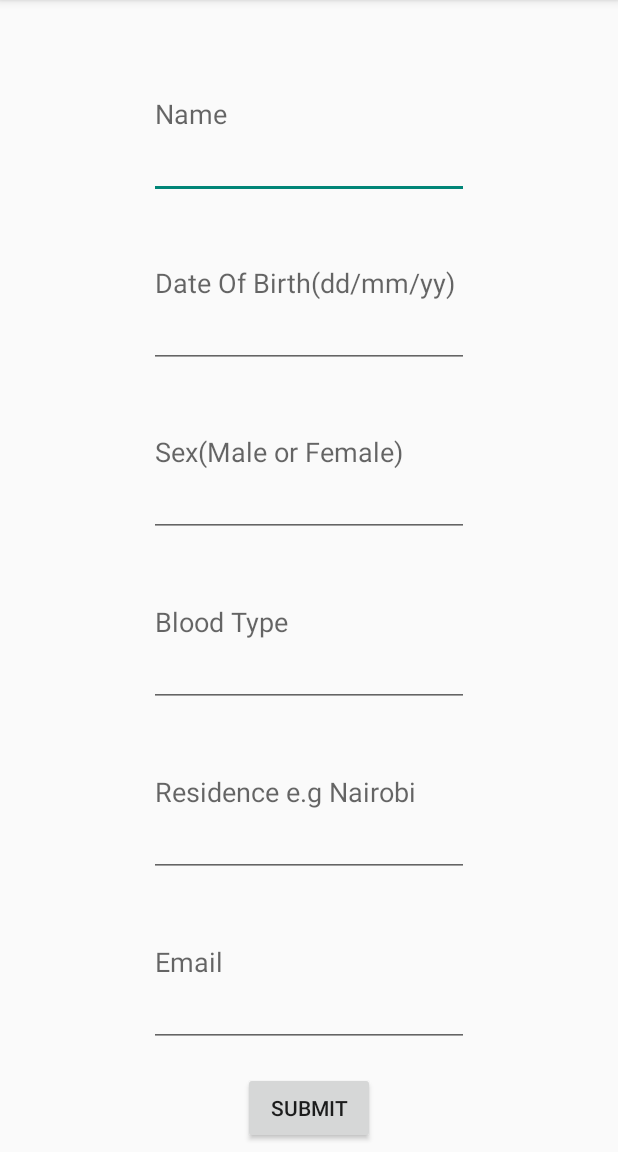
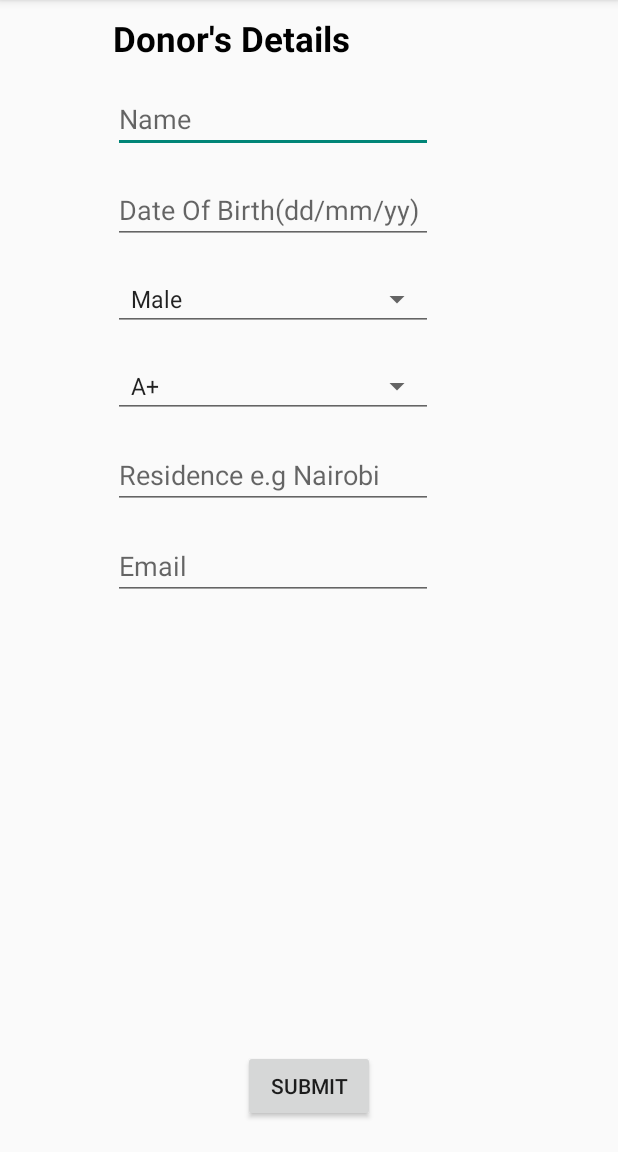
Before and after one commit to Collins33/shaRED, an Android app: the ProfileActivity screen opened directly, with no data from a screen before it, on a phone screen of 412 x 824 dp, the part 84-1236 px from its top. Run offline under Robolectric (Android 15) with nearby library versions, the phone set to English and light mode, and no system bars; our stand-ins replace ButterKnife, Firebase (no records; nobody signed in at launch, a user with empty details on screens opened directly).

Commit message:
I have added the spinners

```diff
--- a/app/src/main/AndroidManifest.xml
+++ b/app/src/main/AndroidManifest.xml
@@ -15,10 +15,10 @@
         <activity android:name=".SigninActivity" />
         <activity android:name=".ProfileActivity" />
         <activity android:name=".DashboardActivity" />
-        <activity android:name=".Appointment_activity" />
+        <activity android:name=".AppointmentActivity" />
         <activity android:name=".HospitalsActivity" />
-        <activity android:name=".Request_activity" />
-        <activity android:name=".Notification_activity" />
+        <activity android:name=".RequestActivity" />
+        <activity android:name=".NotificationActivity" />
         <activity android:name=".MapActivity" />
         <activity android:name=".SignupActivity">
             <intent-filter>
--- a/app/src/main/java/com/example/root/shared/Request_activity.java
+++ b/app/src/main/java/com/example/root/shared/AppointmentActivity.java
@@ -3,11 +3,11 @@ package com.example.root.shared;
 import android.support.v7.app.AppCompatActivity;
 import android.os.Bundle;
 
-public class Request_activity extends AppCompatActivity {
+public class AppointmentActivity extends AppCompatActivity {
 
     @Override
     protected void onCreate(Bundle savedInstanceState) {
         super.onCreate(savedInstanceState);
-        setContentView(R.layout.activity_request_activity);
+        setContentView(R.layout.activity_appointment_activity);
     }
 }
--- a/app/src/main/java/com/example/root/shared/Notification_activity.java
+++ b/app/src/main/java/com/example/root/shared/NotificationActivity.java
@@ -3,7 +3,7 @@ package com.example.root.shared;
 import android.support.v7.app.AppCompatActivity;
 import android.os.Bundle;
 
-public class Notification_activity extends AppCompatActivity {
+public class NotificationActivity extends AppCompatActivity {
 
     @Override
     protected void onCreate(Bundle savedInstanceState) {
--- a/app/src/main/java/com/example/root/shared/ProfileActivity.java
+++ b/app/src/main/java/com/example/root/shared/ProfileActivity.java
@@ -3,25 +3,37 @@ package com.example.root.shared;
 import android.content.Intent;
 import android.support.v7.app.AppCompatActivity;
 import android.os.Bundle;
+import android.util.Log;
 import android.view.View;
+import android.widget.ArrayAdapter;
 import android.widget.Button;
 import android.widget.EditText;
+import android.widget.Spinner;
 import android.widget.Toast;
 
 import com.google.firebase.database.DatabaseReference;
 import com.google.firebase.database.FirebaseDatabase;
 
+import java.util.ArrayList;
+import java.util.List;
+
 import butterknife.Bind;
 import butterknife.ButterKnife;
 
-public class ProfileActivity extends AppCompatActivity implements View.OnClickListener{
-   @Bind(R.id.submitAccount) Button mButton;
-    @Bind(R.id.dateOfBirthView) EditText mBithday;
-    @Bind(R.id.sexEditView) EditText mGender;
-    @Bind(R.id.bloodTypeEditView) EditText mBloodType;
-    @Bind(R.id.residenceEditView) EditText mResidence;
-    @Bind(R.id.emailEditView) EditText mEmail;
-    @Bind(R.id.nameEditView) EditText mName;
+public class ProfileActivity extends AppCompatActivity implements View.OnClickListener {
+    @Bind(R.id.submitAccount)
+    Button mButton;
+    @Bind(R.id.dateOfBirthView)
+    EditText mBithday;
+
+
+    @Bind(R.id.residenceEditView)
+    EditText mResidence;
+    @Bind(R.id.emailEditView)
+    EditText mEmail;
+    @Bind(R.id.nameEditView)
+    EditText mName;
+    private Spinner spinnerListView1, spinnerListView2;
 
     @Override
     protected void onCreate(Bundle savedInstanceState) {
@@ -29,85 +41,96 @@ public class ProfileActivity extends AppCompatActivity implements View.OnClickLi
         setContentView(R.layout.activity_profile_activity);
         ButterKnife.bind(this);
         mButton.setOnClickListener(this);
+        addItemsOnSpinner1();
+        addItemsOnSpinner2();
     }
+
+    public void addItemsOnSpinner1() {
+        spinnerListView1 = (Spinner) findViewById(R.id.spinnerView1);
+        List<String> gender = new ArrayList<String>();
+        gender.add("Male");
+        gender.add("Female");
+        ArrayAdapter<String> dataAdapter = new ArrayAdapter<String>(this,
+                android.R.layout.simple_spinner_item, gender);
+        dataAdapter.setDropDownViewResource(android.R.layout.simple_spinner_dropdown_item);
+        spinnerListView1.setAdapter(dataAdapter);
+    }
+
+    public void addItemsOnSpinner2() {
+        spinnerListView2 = (Spinner) findViewById(R.id.spinnerView2);
+        List<String> bloodGroup = new ArrayList<String>();
+        bloodGroup.add("A+");
+        bloodGroup.add("A-");
+        bloodGroup.add("B+");
+        bloodGroup.add("B-");
+        bloodGroup.add("AB+");
+        bloodGroup.add("AB-");
+        bloodGroup.add("O+");
+        bloodGroup.add("O-");
+        ArrayAdapter<String> dataAdapter = new ArrayAdapter<String>(this,
+                android.R.layout.simple_spinner_item, bloodGroup);
+        dataAdapter.setDropDownViewResource(android.R.layout.simple_spinner_dropdown_item);
+        spinnerListView2.setAdapter(dataAdapter);
+    }
+
     @Override
-    public void onClick(View view){
-        if(view == mButton){
+    public void onClick(View view) {
+        if (view == mButton) {
             saveProfile();
+            Log.v("check", String.valueOf(spinnerListView1.getSelectedItem()));
         }
     }
+
     //methods to check if form is filled correctly
-    public boolean isValidName(String name){
-        if(name.equals("")){
+    public boolean isValidName(String name) {
+        if (name.equals("")) {
             mName.setError("Enter valid name");
             return false;
         }
         return true;
     }
-    public boolean isValidBirthday(String birthday){
-        if(birthday.equals("")){
+
+    public boolean isValidBirthday(String birthday) {
+        if (birthday.equals("")) {
             mBithday.setError("Enter date of birth");
             return false;
         }
         return true;
     }
-    public boolean isValidGender(String gender){
-        if(gender.equals("")){
-            mGender.setError("Enter valid gender");
-            return false;
-        }
-        return true;
-    }
-    public boolean isBloodType(String bloodtype){
-        if(bloodtype.equals("")){
-            mBloodType.setError("Enter valid bloodtype");
-            return false;
-        }
-        return true;
-    }
-    public boolean isValidResidence(String residence){
-        if(residence.equals("")){
+
+
+    public boolean isValidResidence(String residence) {
+        if (residence.equals("")) {
             mResidence.setError("Enter valid residence");
             return false;
         }
         return true;
     }
-    public boolean isValidEmail(String email){
-        if(email.equals("")){
+
+    public boolean isValidEmail(String email) {
+        if (email.equals("")) {
             mEmail.setError("Enter valid email");
             return false;
         }
         return true;
     }
 
-    public void saveProfile(){
-        String name=mName.getText().toString().trim();
-        String dateOfBirth=mBithday.getText().toString().trim();
-        String sex=mGender.getText().toString().trim();
-        String bloodType=mBloodType.getText().toString().trim();
-        String residence=mResidence.getText().toString().trim();
-        String email=mEmail.getText().toString().trim();
-        Account account=new Account(name,dateOfBirth,sex,bloodType,residence,email);
- //this will check the inputs and ensure they are correct
-        boolean validName=isValidName(name);
-        boolean validBirthday=isValidBirthday(dateOfBirth);
-        boolean validGender=isValidGender(sex);
-        boolean validBloodtype=isBloodType(bloodType);
-        boolean validResidence=isValidResidence(residence);
-        boolean validEmail=isValidEmail(email);
-        //if they are not correct the code will not go past this section
-        if(!validName|!validBirthday|!validGender|!validBloodtype|!validResidence|!validEmail) return;
-
-        DatabaseReference profileRef= FirebaseDatabase
+    public void saveProfile() {
+        String name = mName.getText().toString().trim();
+        String dateOfBirth = mBithday.getText().toString().trim();
+        String sex = String.valueOf(spinnerListView1.getSelectedItem());
+        String bloodType = String.valueOf(spinnerListView2.getSelectedItem());
+        String residence = mResidence.getText().toString().trim();
+        String email = mEmail.getText().toString().trim();
+        Account account = new Account(name, dateOfBirth, sex, bloodType, residence, email);
+        DatabaseReference profileRef = FirebaseDatabase
                 .getInstance()
                 .getReference(Constants.FIREBASE_CHILD_PROFILE);
         profileRef.push().setValue(account);
-
-        Toast.makeText(getApplicationContext(),"profile saved",Toast.LENGTH_LONG).show();
-        Intent intent=new Intent(getApplicationContext(),DashboardActivity.class);
-        intent.addFlags(Intent.FLAG_ACTIVITY_NEW_TASK|Intent.FLAG_ACTIVITY_CLEAR_TASK);
+        Toast.makeText(getApplicationContext(), "profile saved", Toast.LENGTH_LONG).show();
+        Intent intent = new Intent(getApplicationContext(), MainActivity.class);
+        intent.addFlags(Intent.FLAG_ACTIVITY_NEW_TASK | Intent.FLAG_ACTIVITY_CLEAR_TASK);
         startActivity(intent);
         finish();
-
     }
 }
--- a/app/src/main/java/com/example/root/shared/Appointment_activity.java
+++ b/app/src/main/java/com/example/root/shared/RequestActivity.java
@@ -3,11 +3,11 @@ package com.example.root.shared;
 import android.support.v7.app.AppCompatActivity;
 import android.os.Bundle;
 
-public class Appointment_activity extends AppCompatActivity {
+public class RequestActivity extends AppCompatActivity {
 
     @Override
     protected void onCreate(Bundle savedInstanceState) {
         super.onCreate(savedInstanceState);
-        setContentView(R.layout.activity_appointment_activity);
+        setContentView(R.layout.activity_request_activity);
     }
 }
--- a/app/src/main/java/com/example/root/shared/SigninActivity.java
+++ b/app/src/main/java/com/example/root/shared/SigninActivity.java
@@ -40,7 +40,7 @@ public class SigninActivity extends AppCompatActivity implements View.OnClickLis
             public void onAuthStateChanged(@NonNull FirebaseAuth firebaseAuth) {
                 FirebaseUser user=firebaseAuth.getCurrentUser();
                 if(user!=null){
-                    Intent intent=new Intent(getApplicationContext(),MainActivity.class);
+                    Intent intent=new Intent(getApplicationContext(),ProfileActivity.class);
                     intent.setFlags(Intent.FLAG_ACTIVITY_NEW_TASK|Intent.FLAG_ACTIVITY_CLEAR_TASK);
                     startActivity(intent);
                     finish();
--- a/app/src/main/res/layout/activity_appointment_activity.xml
+++ b/app/src/main/res/layout/activity_appointment_activity.xml
@@ -4,6 +4,6 @@
     xmlns:tools="http://schemas.android.com/tools"
     android:layout_width="match_parent"
     android:layout_height="match_parent"
-    tools:context="com.example.root.shared.Appointment_activity">
+    tools:context="com.example.root.shared.AppointmentActivity">
 
 </android.support.constraint.ConstraintLayout>
--- a/app/src/main/res/layout/activity_notification_activity.xml
+++ b/app/src/main/res/layout/activity_notification_activity.xml
@@ -4,6 +4,6 @@
     xmlns:tools="http://schemas.android.com/tools"
     android:layout_width="match_parent"
     android:layout_height="match_parent"
-    tools:context="com.example.root.shared.Notification_activity">
+    tools:context="com.example.root.shared.NotificationActivity">
 
 </android.support.constraint.ConstraintLayout>
--- a/app/src/main/res/layout/activity_profile_activity.xml
+++ b/app/src/main/res/layout/activity_profile_activity.xml
@@ -5,20 +5,28 @@
     android:layout_width="match_parent"
     android:layout_height="match_parent"
     tools:context="com.example.root.shared.ProfileActivity">
-
     <LinearLayout
-        android:layout_width="match_parent"
+        android:layout_width="wrap_content"
         android:layout_height="match_parent"
-        android:gravity="center"
+        android:gravity="center_horizontal"
         android:orientation="vertical"
-        android:paddingTop="20dp"
+        android:paddingTop="10dp"
         android:paddingBottom="60dp"
-        android:layout_marginBottom="10dp">
+        android:layout_marginBottom="10dp"
+        android:layout_marginLeft="75dp">
+        <TextView
+            android:layout_height="wrap_content"
+            android:layout_width="match_parent"
+            android:text="Donor's Details"
+            android:textSize="23sp"
+            android:textColor="#000000"
+            android:textStyle="bold"
+            android:layout_marginBottom="15dp"/>
         <EditText
             android:id="@+id/nameEditView"
             android:layout_width="wrap_content"
             android:layout_height="wrap_content"
-            android:layout_weight="1"
+            android:layout_marginBottom="15dp"
             android:ems="10"
             android:inputType="textPersonName"
             android:hint="Name" />
@@ -26,31 +34,27 @@
             android:id="@+id/dateOfBirthView"
             android:layout_width="wrap_content"
             android:layout_height="wrap_content"
-            android:layout_weight="1"
+            android:layout_marginBottom="15dp"
             android:ems="10"
             android:inputType="textPersonName"
             android:hint="Date Of Birth(dd/mm/yy)" />
-        <EditText
-            android:id="@+id/sexEditView"
-            android:layout_width="wrap_content"
+        <Spinner
+            android:id="@+id/spinnerView1"
+            android:layout_marginBottom="15dp"
+            android:layout_width="match_parent"
+            style="@style/Base.Widget.AppCompat.Spinner.Underlined"
+            android:layout_height="wrap_content" />
+        <Spinner
+            android:id="@+id/spinnerView2"
+            android:layout_marginBottom="15dp"
+            android:layout_width="match_parent"
             android:layout_height="wrap_content"
-            android:layout_weight="1"
-            android:ems="10"
-            android:inputType="text"
-            android:hint="Sex(Male or Female)" />
-        <EditText
-            android:id="@+id/bloodTypeEditView"
-            android:layout_width="wrap_content"
-            android:layout_height="wrap_content"
-            android:layout_weight="1"
-            android:ems="10"
-            android:inputType="textPersonName"
-            android:hint="Blood Type" />
+            style="@style/Base.Widget.AppCompat.Spinner.Underlined"/>
         <EditText
             android:id="@+id/residenceEditView"
             android:layout_width="wrap_content"
             android:layout_height="wrap_content"
-            android:layout_weight="1"
+            android:layout_marginBottom="15dp"
             android:ems="10"
             android:inputType="textPersonName"
             android:hint="Residence e.g Nairobi" />
@@ -58,7 +62,7 @@
             android:id="@+id/emailEditView"
             android:layout_width="wrap_content"
             android:layout_height="wrap_content"
-            android:layout_weight="1"
+            android:layout_marginBottom="15dp"
             android:ems="10"
             android:inputType="textPersonName"
             android:hint="Email" />
@@ -70,7 +74,8 @@
         android:layout_centerHorizontal="true"
         android:id="@+id/submitAccount"
         android:text="submit"
-        android:layout_marginBottom="5dp"/>
+        android:layout_marginBottom="20dp"/>
+
 
 
 </RelativeLayout>
--- a/app/src/main/res/layout/activity_request_activity.xml
+++ b/app/src/main/res/layout/activity_request_activity.xml
@@ -4,6 +4,6 @@
     xmlns:tools="http://schemas.android.com/tools"
     android:layout_width="match_parent"
     android:layout_height="match_parent"
-    tools:context="com.example.root.shared.Request_activity">
+    tools:context="com.example.root.shared.RequestActivity">
 
 </android.support.constraint.ConstraintLayout>
```
